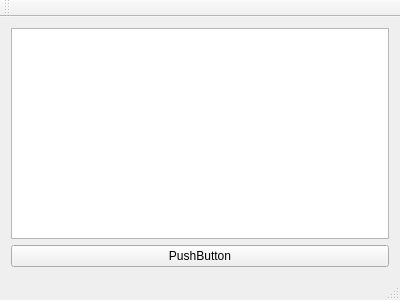
This is mainwindow.ui in xdien/QJsonTableModel as Qt 5 draws it before an edit. The edited form follows.
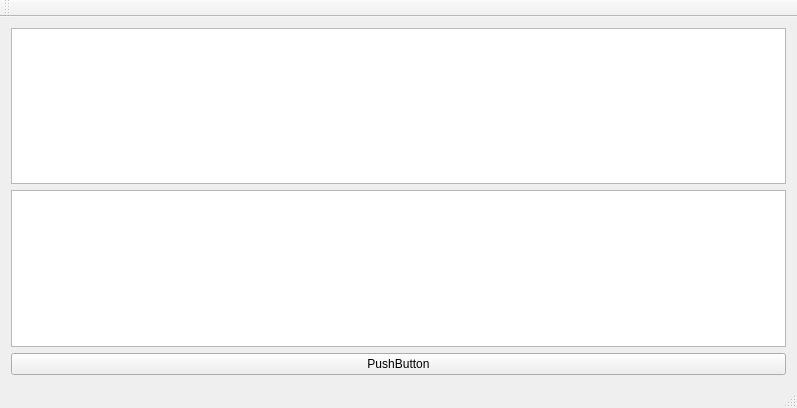
This is the edited form.

```diff
--- a/mainwindow.ui
+++ b/mainwindow.ui
@@ -6,8 +6,8 @@
    <rect>
     <x>0</x>
     <y>0</y>
-    <width>400</width>
-    <height>300</height>
+    <width>797</width>
+    <height>408</height>
    </rect>
   </property>
   <property name="windowTitle">
@@ -15,6 +15,9 @@
   </property>
   <widget class="QWidget" name="centralWidget">
    <layout class="QVBoxLayout" name="verticalLayout">
+    <item>
+     <widget class="QTableView" name="tableView"/>
+    </item>
     <item>
      <widget class="QTreeView" name="treeView"/>
     </item>
```
Left out of the diff: 4 changed lines with no effect on the pictures.
